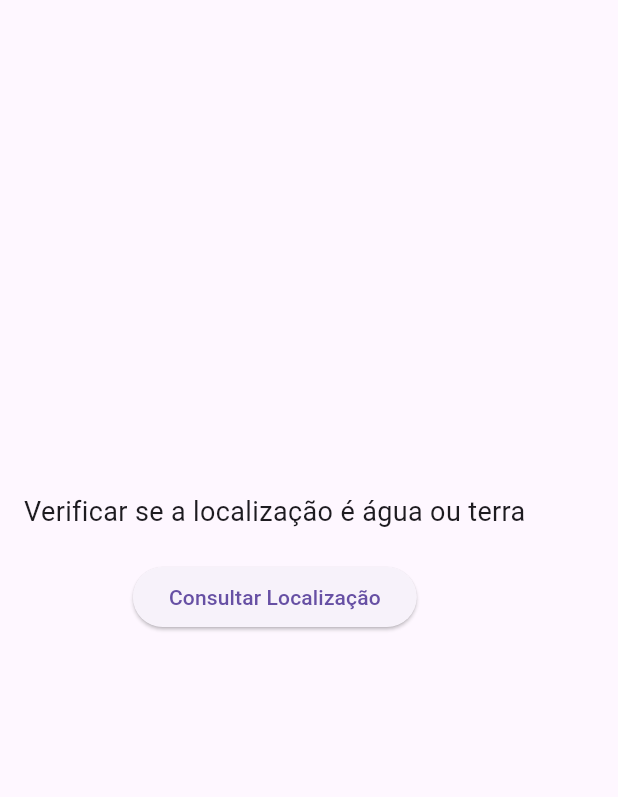
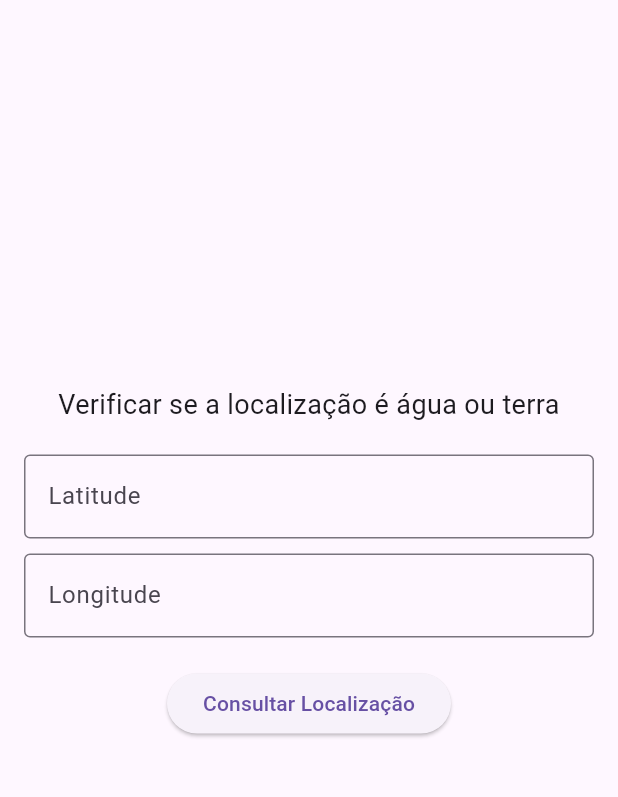
Before and after one commit to HeitorLouzeiroRepositoryIFPI/flutter-on-water-app, a Flutter app: the screen it shows after launch, on a phone screen of 412 x 824 dp, the part 63-860 px from its top. Run offline on Flutter 3.47's test engine with Material 3 defaults, Android fonts, the phone set to English and light mode, and no system bars; our stand-ins replace flutter_dotenv.

Commit message:
Adiciona campos de entrada para latitude e longitude na tela OnWater.

```diff
--- a/on_water_app/lib/main.dart
+++ b/on_water_app/lib/main.dart
@@ -30,6 +30,8 @@ class OnWaterScreen extends StatefulWidget {
 }
 
 class _OnWaterScreenState extends State<OnWaterScreen> {
+  final TextEditingController _latitudeController = TextEditingController();
+  final TextEditingController _longitudeController = TextEditingController();
   String _result = '';
   bool _isLoading = false;
 
@@ -91,8 +93,38 @@ class _OnWaterScreenState extends State<OnWaterScreen> {
               style: TextStyle(fontSize: 18),
             ),
             SizedBox(height: 20),
+            TextField(
+              controller: _latitudeController,
+              keyboardType: TextInputType.number,
+              decoration: InputDecoration(
+                labelText: "Latitude",
+                border: OutlineInputBorder(),
+              ),
+            ),
+            SizedBox(height: 10),
+            TextField(
+              controller: _longitudeController,
+              keyboardType: TextInputType.number,
+              decoration: InputDecoration(
+                labelText: "Longitude",
+                border: OutlineInputBorder(),
+              ),
+            ),
+            SizedBox(height: 20),
             ElevatedButton(
-              onPressed: () => fetchWaterData(-10.4294517, -45.1695369),
+              onPressed: () {
+                final latitude = double.tryParse(_latitudeController.text);
+                final longitude = double.tryParse(_longitudeController.text);
+
+                if (latitude == null || longitude == null) {
+                  setState(() {
+                    _result = "Por favor, insira valores válidos para latitude e longitude.";
+                  });
+                  return;
+                }
+
+                fetchWaterData(latitude, longitude);
+              },
               child: Text("Consultar Localização"),
             ),
             SizedBox(height: 20),
```
Also changed, not shown: 2 other files.
